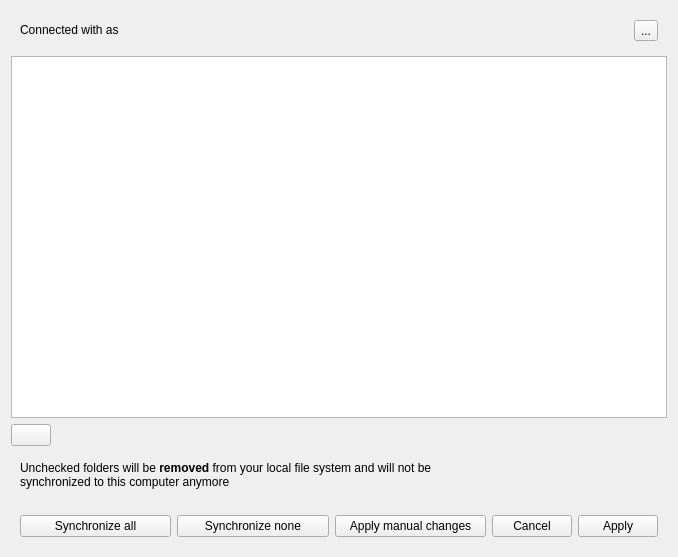
Above: src/gui/accountsettings.ui from GrossLukas/client before the change. Below: the same form after it.
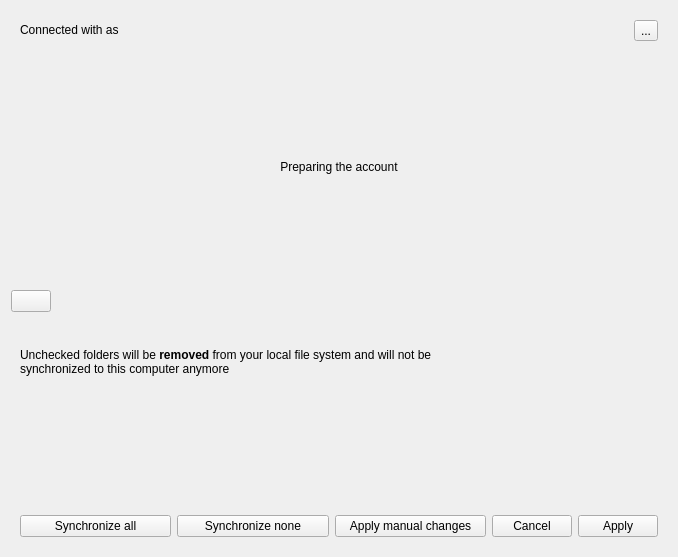
That is the form after the change. The open tabs and pages were chosen to show the change. Custom widgets are drawn as their Qt base class.

The edit to the form file:
```diff
--- a/src/gui/accountsettings.ui
+++ b/src/gui/accountsettings.ui
@@ -50,6 +50,60 @@
     </widget>
    </item>
    <item>
+    <widget class="QStackedWidget" name="stackedWidget">
+     <property name="currentIndex">
+      <number>1</number>
+     </property>
+     <widget class="QWidget" name="loadingPage">
+      <layout class="QVBoxLayout" name="verticalLayout_4">
+       <item>
+        <spacer name="verticalSpacer_2">
+         <property name="orientation">
+          <enum>Qt::Vertical</enum>
+         </property>
+         <property name="sizeHint" stdset="0">
+          <size>
+           <width>20</width>
+           <height>40</height>
+          </size>
+         </property>
+        </spacer>
+       </item>
+       <item>
+        <widget class="QLabel" name="label">
+         <property name="text">
+          <string>Preparing the account</string>
+         </property>
+         <property name="alignment">
+          <set>Qt::AlignCenter</set>
+         </property>
+        </widget>
+       </item>
+       <item>
+        <layout class="QHBoxLayout" name="horizontalLayout_6">
+         <item>
+          <widget class="QProgressIndicator" name="spinner" native="true"/>
+         </item>
+        </layout>
+       </item>
+       <item>
+        <spacer name="verticalSpacer_3">
+         <property name="orientation">
+          <enum>Qt::Vertical</enum>
+         </property>
+         <property name="sizeHint" stdset="0">
+          <size>
+           <width>20</width>
+           <height>40</height>
+          </size>
+         </property>
+        </spacer>
+       </item>
+      </layout>
+     </widget>
+     <widget class="QWidget" name="folderListPage">
+      <layout class="QHBoxLayout" name="horizontalLayout_5">
+       <item>
     <widget class="QTreeView" name="_folderList">
      <property name="sizePolicy">
       <sizepolicy hsizetype="MinimumExpanding" vsizetype="Expanding">
@@ -68,6 +122,10 @@
      </property>
     </widget>
    </item>
+      </layout>
+     </widget>
+    </widget>
+   </item>
    <item>
     <layout class="QHBoxLayout" name="addButtonLayout">
      <item>
@@ -243,6 +301,14 @@
    </item>
   </layout>
  </widget>
+ <customwidgets>
+  <customwidget>
+   <class>QProgressIndicator</class>
+   <extends>QWidget</extends>
+   <header>QProgressIndicator.h</header>
+   <container>1</container>
+  </customwidget>
+ </customwidgets>
  <resources/>
  <connections/>
 </ui>
```
Lines whose indentation alone changed are shown as unchanged.
